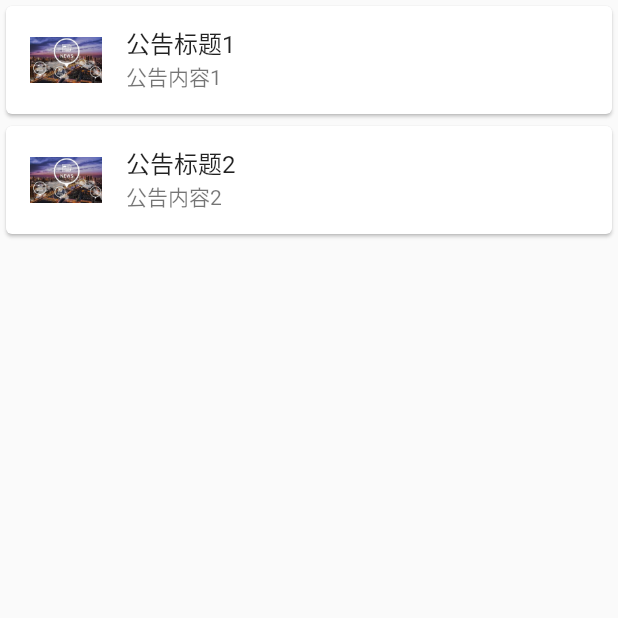
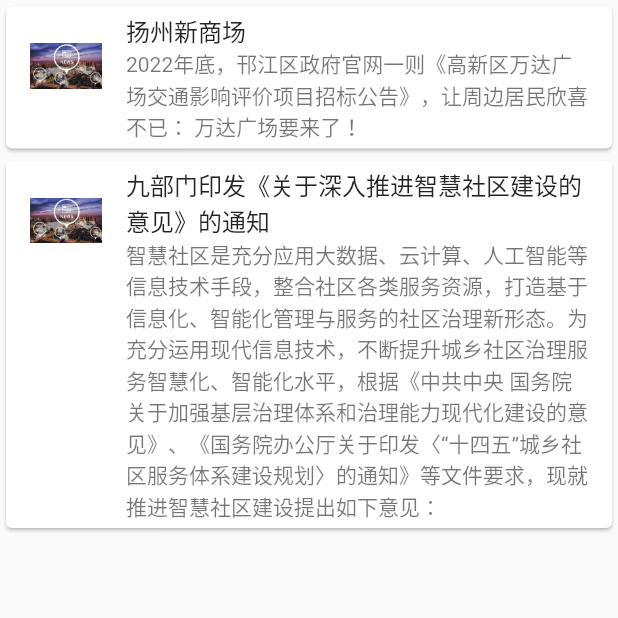
Before and after one commit to Niggling/SmartCommunity, a Flutter app: the NewsAppView screen opened directly, on a phone screen of 412 x 824 dp, the top half of it. Run offline on Flutter 3.47's test engine with Material 2 defaults, Android fonts, the phone set to English and light mode, and no system bars; our stand-ins replace dio, image_picker, video_player; missing offline and left inert: mysql1.

Commit message:
新闻数据调整

```diff
--- a/lib/newsview.dart
+++ b/lib/newsview.dart
@@ -6,12 +6,17 @@ import 'package:flutter/material.dart';
 class NewsAppView extends StatelessWidget {
   final List<News> newsList = [
     News(
-      title: '公告标题1',
-      content: '公告内容1',
+      title: '扬州新商场',
+      content: '2022年底，邗江区政府官网一则《高新区万达广场交通影响评价项目招标公告》，让周边居民欣喜不已： 万达广场要来了！',
     ),
     News(
-      title: '公告标题2',
-      content: '公告内容2',
+      title: '九部门印发《关于深入推进智慧社区建设的意见》的通知',
+      content: '智慧社区是充分应用大数据、云计算、人工智能等信息技术手段，整合社区各类服务资源，'
+          '打造基于信息化、智能化管理与服务的社区治理新形态。为充分运用现代信息技术，'
+          '不断提升城乡社区治理服务智慧化、智能化水平，'
+          '根据《中共中央 国务院关于加强基层治理体系和治理能力现代化建设的意见》、'
+          '《国务院办公厅关于印发〈“十四五”城乡社区服务体系建设规划〉的通知》等文件要求，'
+          '现就推进智慧社区建设提出如下意见：',
     ),
     // Add more news items as needed
   ];
```
